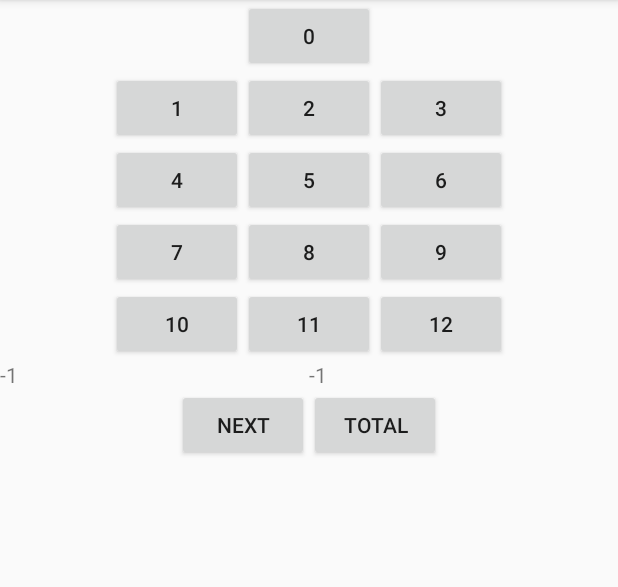
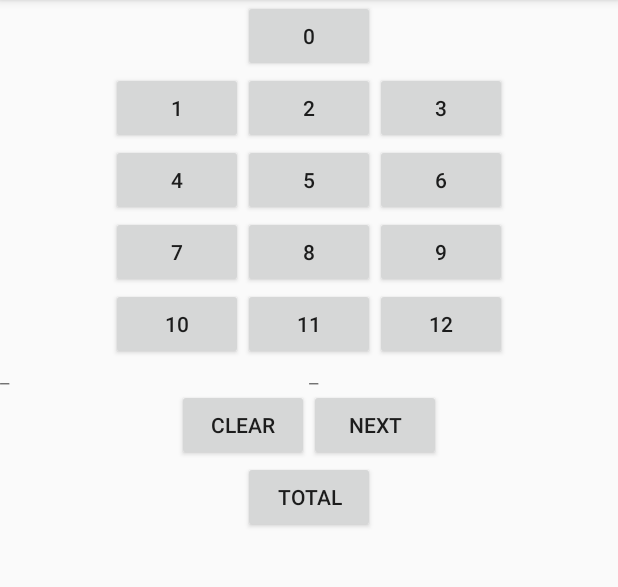
Before and after one commit to grimsleyk/domino-counter-back, an Android app: the screen it shows after launch (MainActivity), on a phone screen of 412 x 824 dp, the part 84-671 px from its top. Run offline under Robolectric (Android 15) with nearby library versions, the phone set to English and light mode, and no system bars.

Commit message:
added clear functionality

```diff
--- a/app/src/main/java/com/alouette/dominocounter/MainActivity.java
+++ b/app/src/main/java/com/alouette/dominocounter/MainActivity.java
@@ -32,12 +32,9 @@ public class MainActivity extends AppCompatActivity
         initiateButtons();
 
         // Set left and right domino values
-        setLeftSubTotal(-1);
-        setRightSubTotal(-1);
         this.leftDominoView = (TextView)findViewById(R.id.sub_domino_left);
-        this.leftDominoView.setText("-1");
         this.rightDominoView = (TextView)findViewById(R.id.sub_domino_right);
-        this.rightDominoView.setText("-1");
+        clearSubtotal(null);
     }
 
     // Getters and Setters
@@ -102,8 +99,17 @@ public class MainActivity extends AppCompatActivity
         addToTotal(getLeftSubTotal() + getRightSubTotal());
 
         // Clear subtotals
-        setLeftSubTotal(0);
-        setRightSubTotal(0);
+        clearSubtotal(null);
+    }
+
+    public void clearSubtotal(View view)
+    {
+        // Reset domino view
+        this.leftDominoView.setText("_");
+        this.rightDominoView.setText("_");
+        // Rest values
+        setLeftSubTotal(-1);
+        setRightSubTotal(-1);
     }
 
     // Private Methods
--- a/app/src/main/res/layout/activity_main.xml
+++ b/app/src/main/res/layout/activity_main.xml
@@ -1,7 +1,6 @@
 <?xml version="1.0" encoding="utf-8"?>
 <!--   Parent Layout With Vertical Orientation -->
 <LinearLayout xmlns:android="http://schemas.android.com/apk/res/android"
-    xmlns:tools="http://schemas.android.com/tools"
     android:layout_width="match_parent"
     android:layout_height="match_parent"
     android:orientation="vertical">
@@ -143,8 +142,23 @@
         <Button
             android:layout_width="wrap_content"
             android:layout_height="wrap_content"
+            android:text="@string/clear"
+            android:onClick="clearSubtotal"/>
+        <Button
+            android:layout_width="wrap_content"
+            android:layout_height="wrap_content"
             android:text="@string/next"
             android:onClick="updateTotal"/>
+
+    </LinearLayout>
+
+    <LinearLayout
+        xmlns:android="http://schemas.android.com/apk/res/android"
+        android:layout_width="match_parent"
+        android:layout_height="wrap_content"
+        android:gravity="center_horizontal"
+        android:orientation="horizontal">
+
         <Button
             android:layout_width="wrap_content"
             android:layout_height="wrap_content"
--- a/app/src/main/res/values/strings.xml
+++ b/app/src/main/res/values/strings.xml
@@ -4,6 +4,7 @@
     <string name="button_send">Send</string>
 
     <!--Buttons-->
+    <string name="clear">Clear</string>
     <string name="next">Next</string>
     <string name="total">Total</string>
 
```
